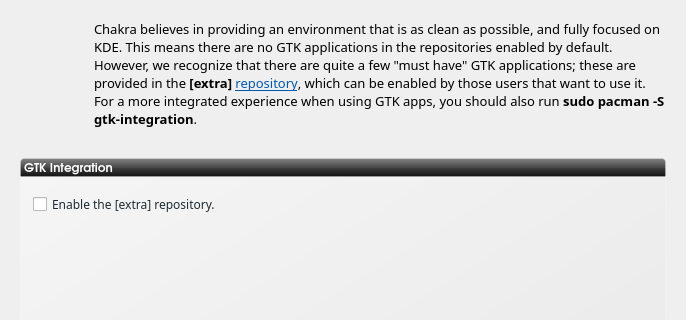
Before: the Qt Designer form ui/ui_scrExtra.ui in rshipp/kapudan, drawn with Qt 5; both pictures show x 0 to 686 and y 0 to 320 of the 686 by 596 pixel window.
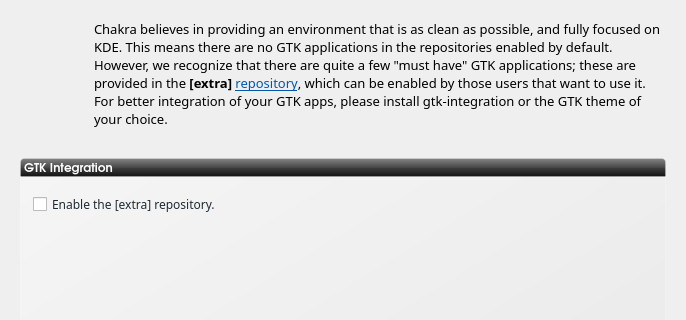
After: the same form once the commit is applied. Icons and pictures are not drawn.

Commit message: Use tetris4's text instead.

The edit to the form file:
```diff
--- a/ui/ui_scrExtra.ui
+++ b/ui/ui_scrExtra.ui
@@ -195,7 +195,7 @@
         <enum>QFrame::Raised</enum>
        </property>
        <property name="text">
-        <string>&lt;html&gt;&lt;head/&gt;&lt;body&gt;&lt;p&gt;Chakra believes in providing an environment that is as clean as possible, and fully focused on KDE. This means there are no GTK applications in the repositories enabled by default. However, we recognize that there are quite a few &amp;quot;must have&amp;quot; GTK applications; these are provided in the &lt;span style=&quot; font-weight:600;&quot;&gt;[extra] &lt;/span&gt;&lt;a href=&quot;http://chakra-project.org/wiki/index.php?title=Repositories&quot;&gt;&lt;span style=&quot; text-decoration: underline; color:#0057ae;&quot;&gt;repository&lt;/span&gt;&lt;/a&gt;, which can be enabled by those users that want to use it. For a more integrated experience when using GTK apps, you should also run &lt;span style=&quot; font-weight:600;&quot;&gt;sudo pacman -S gtk-integration&lt;/span&gt;. &lt;/p&gt;&lt;/body&gt;&lt;/html&gt;</string>
+        <string>&lt;html&gt;&lt;head/&gt;&lt;body&gt;&lt;p&gt;Chakra believes in providing an environment that is as clean as possible, and fully focused on KDE. This means there are no GTK applications in the repositories enabled by default. However, we recognize that there are quite a few &amp;quot;must have&amp;quot; GTK applications; these are provided in the &lt;span style=&quot; font-weight:600;&quot;&gt;[extra] &lt;/span&gt;&lt;a href=&quot;http://chakra-project.org/wiki/index.php?title=Repositories&quot;&gt;&lt;span style=&quot; text-decoration: underline; color:#0057ae;&quot;&gt;repository&lt;/span&gt;&lt;/a&gt;, which can be enabled by those users that want to use it. For better integration of your GTK apps, please install gtk-integration or the GTK theme of your choice.&lt;/p&gt;&lt;/body&gt;&lt;/html&gt;</string>
        </property>
        <property name="wordWrap">
         <bool>true</bool>
```
